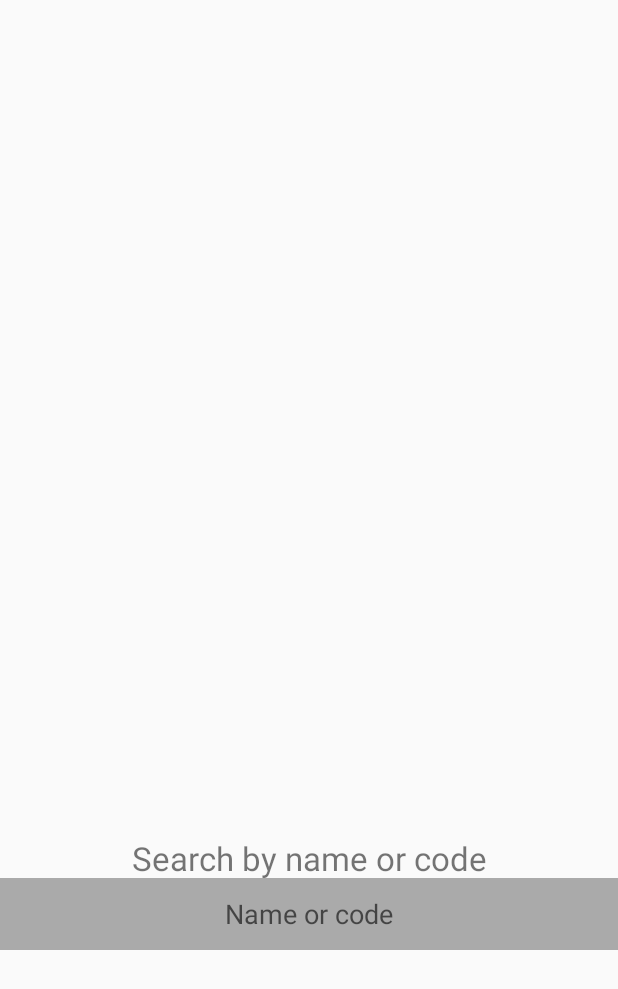
After one commit to jyrno/ProMuseum, an Android app: the layout search.xml on its own in the app's theme, with its tools: preview values and no code run, on a phone screen of 412 x 824 dp. The commit adds this screen. Shown: the top 989 px of the screen. Run offline under Robolectric (Android 15) with nearby library versions, the phone set to English and light mode, and no system bars.

Commit message:
added search page

```diff
--- a/app/src/main/java/ee/proekspert/promuseum/MainActivity.kt
+++ b/app/src/main/java/ee/proekspert/promuseum/MainActivity.kt
@@ -8,7 +8,6 @@ import android.widget.Button
 import android.widget.TextView
 import com.google.android.gms.common.api.CommonStatusCodes
 import com.google.android.gms.vision.barcode.Barcode
-import ee.proekspert.promuseum.R
 import ee.proekspert.promuseum.barcode.BarcodeCaptureActivity
 
 class MainActivity : AppCompatActivity() {
@@ -32,6 +31,10 @@ class MainActivity : AppCompatActivity() {
             val code = findViewById<TextView>(R.id.item_code5)
             Log.i("aa", code.toString())
             code.text = "lkasj dlka dlka dlka dlka dlka dlka dlka dlka dlka dlka dlka dlka dlka dlka dlka dlka jdlask"
+        }
+
+        findViewById<Button>(R.id.search_page_button).setOnClickListener {
+            setContentView(R.layout.search);
         }
     }
 
--- /dev/null
+++ b/app/src/main/res/layout/search.xml
@@ -0,0 +1,38 @@
+<?xml version="1.0" encoding="utf-8"?>
+<android.support.constraint.ConstraintLayout
+    xmlns:android="http://schemas.android.com/apk/res/android"
+    xmlns:tools="http://schemas.android.com/tools"
+    android:layout_width="match_parent"
+    android:layout_height="match_parent"
+    xmlns:app="http://schemas.android.com/apk/res-auto"
+    tools:context="ee.proekspert.promuseum.search.SearchActivity">
+
+
+    <TextView
+        android:id="@+id/textview"
+        android:layout_width="fill_parent"
+        android:layout_height="wrap_content"
+        android:width="184dp"
+        android:height="28dp"
+        android:textSize="22dp"
+        android:gravity="center"
+        android:lineSpacingMultiplier="1.75"
+        android:text="Search by name or code"
+        app:layout_constraintBottom_toBottomOf="parent"
+        app:layout_constraintTop_toTopOf="parent"
+        app:layout_constraintVertical_bias="0.7"/>
+
+    <EditText
+        android:id="@+id/insert_code_field"
+        android:layout_width="fill_parent"
+        android:layout_height="wrap_content"
+        android:width="260dp"
+        android:height="48dp"
+        android:background="@android:color/darker_gray"
+        android:gravity="center"
+        android:hint="Name or code"
+        android:lineSpacingMultiplier="1.50"
+        app:layout_constraintTop_toBottomOf="@id/textview" />
+
+
+</android.support.constraint.ConstraintLayout>
--- a/app/src/main/res/values/colors.xml
+++ b/app/src/main/res/values/colors.xml
@@ -2,6 +2,6 @@
 <resources>
     <color name="colorPrimary">#3F51B5</color>
     <color name="colorPrimaryDark">#303F9F</color>
-    <color name="colorAccent">#FF3F80</color>
+    <color name="colorAccent">#ff3f92</color>
     <color name="colorWhite">#FFFFFF</color>
 </resources>
```
Also changed, not shown: app/src/main/java/ee/proekspert/promuseum/search/SearchActivity.kt (added, +25 -0 lines), app/src/main/res/layout/activity_main.xml (+18 -4 lines).
